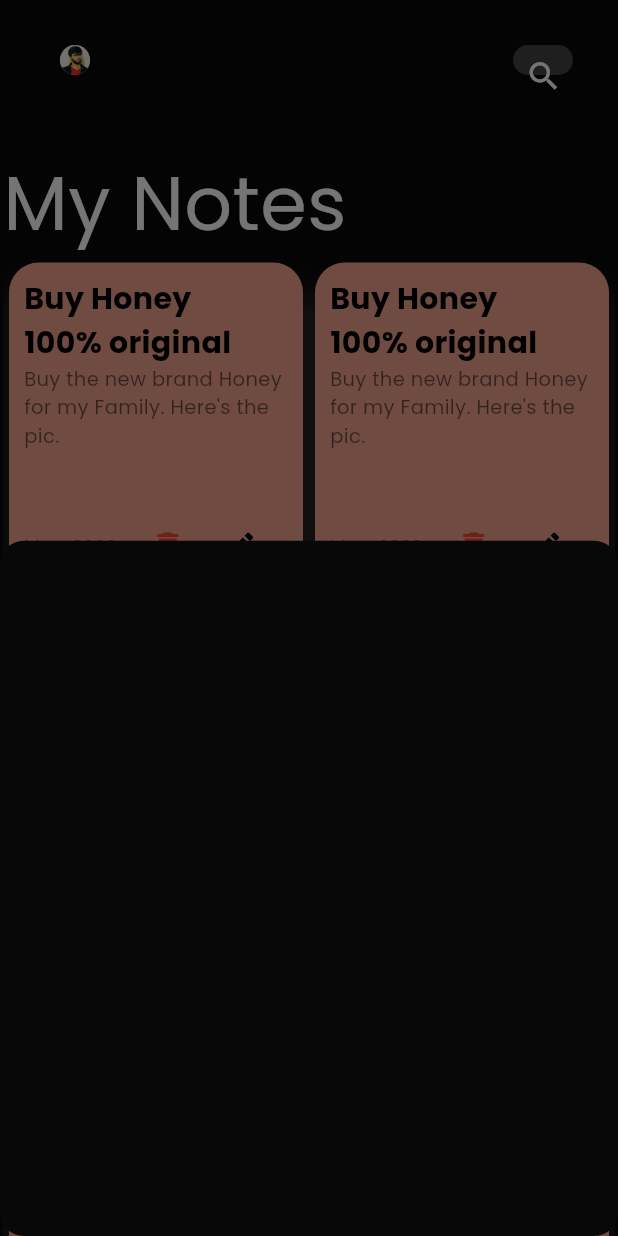
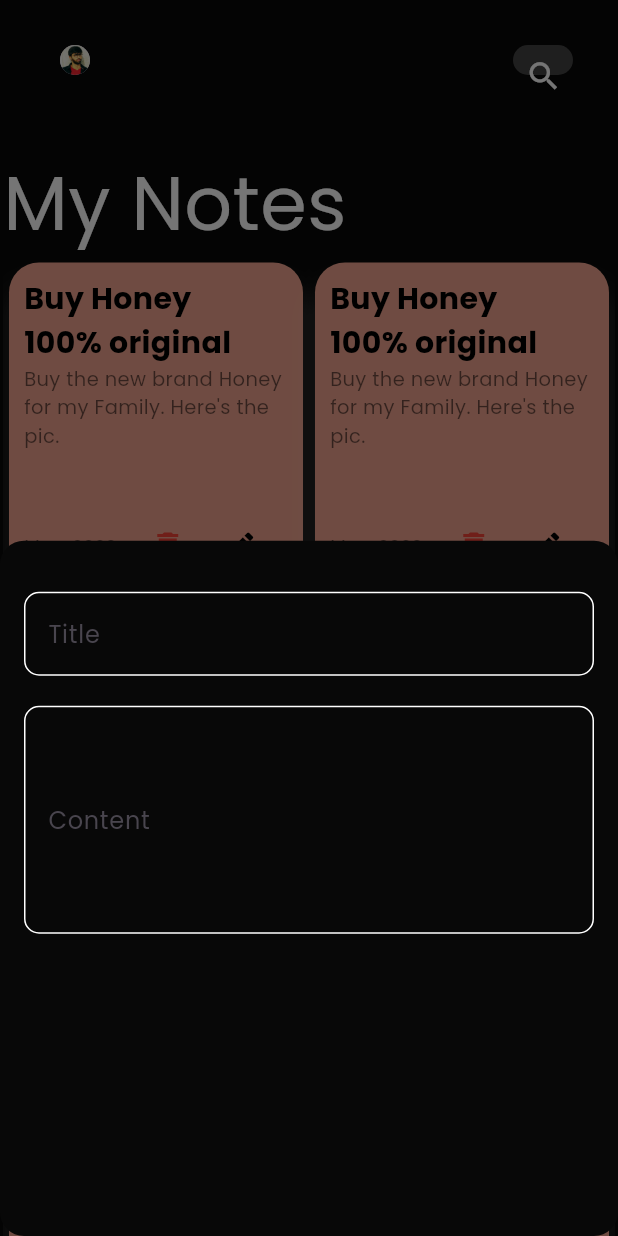
Before and after one commit to xhambluefox/notes_app, a Flutter app: the screen it shows after launch, after a tap on the "add" icon, on a phone screen of 412 x 824 dp. Run offline on Flutter 3.47's test engine with Material 2 defaults, Android fonts, the phone set to English and light mode, and no system bars.

Commit message:
Add TextFieldsto bottomSheet

```diff
--- a/lib/Views/Widgets/AddNoteBottomSheet.dart
+++ b/lib/Views/Widgets/AddNoteBottomSheet.dart
@@ -1,12 +1,23 @@
+// ignore_for_file: prefer_const_constructors
 import 'package:flutter/material.dart';
-import 'package:notes_app/Const/ColorsConst.dart';
+import 'package:notes_app/Views/Widgets/CustomTextField.dart';
+
 
 class AddNoteBottomSheet extends StatelessWidget {
   const AddNoteBottomSheet({super.key});
 
   @override
   Widget build(BuildContext context) {
-    return  Container(
+    return  Padding(
+      padding: EdgeInsets.symmetric(horizontal: 16),
+      child: Column(
+        children:  [
+          SizedBox(height: 34,),
+          CustomTextField(title: "Title" , maxLines: 1, hint: 'title',),
+          SizedBox(height: 20,),
+          CustomTextField(title: "Content", maxLines: 5, hint: "content")
+        ],
+      ),
 
     );
   }
--- /dev/null
+++ b/lib/Views/Widgets/CustomTextField.dart
@@ -0,0 +1,40 @@
+// ignore_for_file: prefer_const_constructors
+import 'package:flutter/material.dart';
+
+class CustomTextField extends StatefulWidget {
+  final String title;
+  final int maxLines;
+  final String hint;
+  const CustomTextField({super.key,required this.title, required this.maxLines, required this.hint});
+
+  @override
+  State<CustomTextField> createState() => _CustomTextFieldState();
+}
+
+class _CustomTextFieldState extends State<CustomTextField> {
+
+
+
+  @override
+  Widget build(BuildContext context) {
+    var outlineInputBorder = OutlineInputBorder(
+        borderRadius: BorderRadius.circular(10),
+        borderSide: BorderSide(color: Colors.white, style: BorderStyle.solid));
+    return TextField(
+      maxLines: widget.maxLines,
+      cursorColor: Colors.white,
+      decoration: InputDecoration(
+          label: Text(widget.title),
+          hintText: widget.hint,
+          hintStyle: TextStyle(
+            color: Colors.white,
+
+          ),
+
+          enabledBorder: outlineInputBorder,
+          focusedBorder: outlineInputBorder,
+
+          border: outlineInputBorder),
+    );
+  }
+}
```
